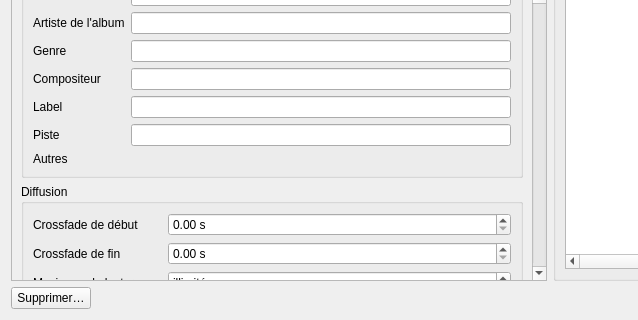
Before: the Qt Designer form src/machincast/interface/ui/fiche_sonore.ui in dascritch/machincast, drawn with Qt 5; both pictures show x 0 to 638 and y 440 to 760 of the 1100 by 760 pixel window.
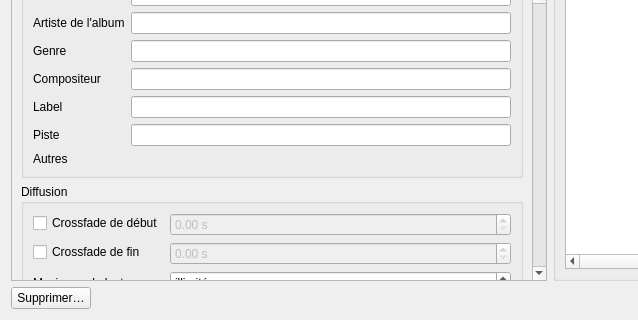
After: the same form once the commit is applied. Icons and pictures are not drawn.

Commit message:
feat(interface): préférences des crossfades, page « Interface », enregistrées dans le fichier de configuration
https://github.com/dascritch/machincast/issues/145
Préférences globales de réglages de crossfade

Claude-Session: https://claude.ai/code/session_01KaPegkCQoT3k3oMgjXGsiv

```diff
--- a/src/machincast/interface/ui/fiche_sonore.ui
+++ b/src/machincast/interface/ui/fiche_sonore.ui
@@ -332,17 +332,20 @@
            </property>
            <layout class="QFormLayout" name="formulaire_diffusion">
             <item row="0" column="0">
-             <widget class="QLabel" name="etiquette_crossfade_debut">
+             <widget class="QCheckBox" name="a_crossfade_debut">
               <property name="text">
                <string>Crossfade de début</string>
               </property>
-              <property name="buddy">
-               <cstring>crossfade_debut</cstring>
+              <property name="toolTip">
+               <string>Décoché, le crossfade n'est pas paramétré : il vient de la banque, ou des préférences. 0 seconde en est un.</string>
               </property>
              </widget>
             </item>
             <item row="0" column="1">
              <widget class="QDoubleSpinBox" name="crossfade_debut">
+              <property name="enabled">
+               <bool>false</bool>
+              </property>
               <property name="suffix">
                <string> s</string>
               </property>
@@ -358,17 +361,20 @@
              </widget>
             </item>
             <item row="1" column="0">
-             <widget class="QLabel" name="etiquette_crossfade_fin">
+             <widget class="QCheckBox" name="a_crossfade_fin">
               <property name="text">
                <string>Crossfade de fin</string>
               </property>
-              <property name="buddy">
-               <cstring>crossfade_fin</cstring>
+              <property name="toolTip">
+               <string>Décoché, le crossfade n'est pas paramétré : il vient de la banque, ou des préférences. 0 seconde en est un.</string>
               </property>
              </widget>
             </item>
             <item row="1" column="1">
              <widget class="QDoubleSpinBox" name="crossfade_fin">
+              <property name="enabled">
+               <bool>false</bool>
+              </property>
               <property name="suffix">
                <string> s</string>
               </property>
```
The commit also changes 22 other files.
